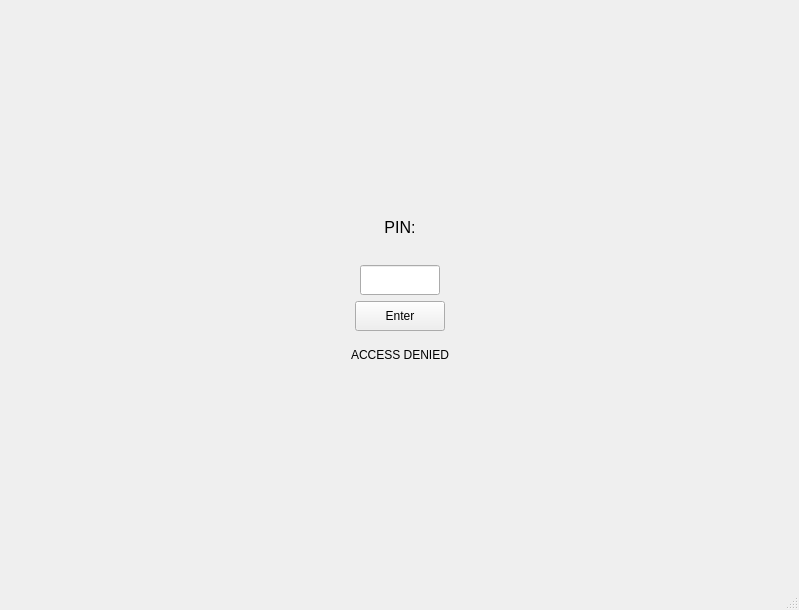
Old version of the form gui/mainwindow.ui in the repository bergamontt/nong-bong.
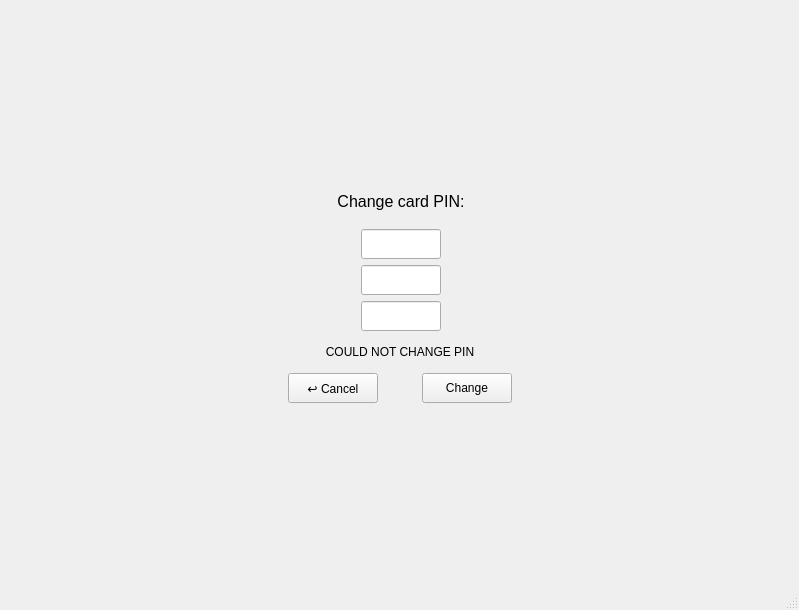
New version of the form. The open tabs and pages were chosen to show the change. Custom widgets are drawn as their Qt base class.

Commit message: Added PIN change screen

The edit to the form file:
```diff
--- a/gui/mainwindow.ui
+++ b/gui/mainwindow.ui
@@ -262,6 +262,189 @@
       </property>
      </widget>
     </widget>
+    <widget class="QWidget" name="changePinScreen">
+     <widget class="QWidget" name="layoutWidget">
+      <property name="geometry">
+       <rect>
+        <x>250</x>
+        <y>210</y>
+        <width>302</width>
+        <height>223</height>
+       </rect>
+      </property>
+      <layout class="QVBoxLayout" name="verticalLayout_7">
+       <item alignment="Qt::AlignmentFlag::AlignHCenter">
+        <widget class="QLabel" name="L_changePin">
+         <property name="font">
+          <font>
+           <pointsize>12</pointsize>
+          </font>
+         </property>
+         <property name="text">
+          <string>Change card PIN:</string>
+         </property>
+         <property name="alignment">
+          <set>Qt::AlignmentFlag::AlignCenter</set>
+         </property>
+        </widget>
+       </item>
+       <item alignment="Qt::AlignmentFlag::AlignHCenter">
+        <widget class="QLineEdit" name="LE_oldPin">
+         <property name="minimumSize">
+          <size>
+           <width>80</width>
+           <height>30</height>
+          </size>
+         </property>
+         <property name="maximumSize">
+          <size>
+           <width>80</width>
+           <height>30</height>
+          </size>
+         </property>
+         <property name="layoutDirection">
+          <enum>Qt::LayoutDirection::LeftToRight</enum>
+         </property>
+         <property name="text">
+          <string/>
+         </property>
+         <property name="alignment">
+          <set>Qt::AlignmentFlag::AlignCenter</set>
+         </property>
+         <property name="dragEnabled">
+          <bool>false</bool>
+         </property>
+        </widget>
+       </item>
+       <item alignment="Qt::AlignmentFlag::AlignHCenter">
+        <widget class="QLineEdit" name="LE_newPin_1">
+         <property name="minimumSize">
+          <size>
+           <width>80</width>
+           <height>30</height>
+          </size>
+         </property>
+         <property name="maximumSize">
+          <size>
+           <width>80</width>
+           <height>30</height>
+          </size>
+         </property>
+         <property name="layoutDirection">
+          <enum>Qt::LayoutDirection::LeftToRight</enum>
+         </property>
+         <property name="text">
+          <string/>
+         </property>
+         <property name="alignment">
+          <set>Qt::AlignmentFlag::AlignCenter</set>
+         </property>
+         <property name="dragEnabled">
+          <bool>false</bool>
+         </property>
+        </widget>
+       </item>
+       <item alignment="Qt::AlignmentFlag::AlignHCenter">
+        <widget class="QLineEdit" name="LE_newPin_2">
+         <property name="minimumSize">
+          <size>
+           <width>80</width>
+           <height>30</height>
+          </size>
+         </property>
+         <property name="maximumSize">
+          <size>
+           <width>80</width>
+           <height>30</height>
+          </size>
+         </property>
+         <property name="layoutDirection">
+          <enum>Qt::LayoutDirection::LeftToRight</enum>
+         </property>
+         <property name="text">
+          <string/>
+         </property>
+         <property name="alignment">
+          <set>Qt::AlignmentFlag::AlignCenter</set>
+         </property>
+         <property name="dragEnabled">
+          <bool>false</bool>
+         </property>
+        </widget>
+       </item>
+       <item>
+        <widget class="QLabel" name="L_newPinInvalid">
+         <property name="minimumSize">
+          <size>
+           <width>300</width>
+           <height>30</height>
+          </size>
+         </property>
+         <property name="maximumSize">
+          <size>
+           <width>300</width>
+           <height>30</height>
+          </size>
+         </property>
+         <property name="text">
+          <string>COULD NOT CHANGE PIN</string>
+         </property>
+         <property name="alignment">
+          <set>Qt::AlignmentFlag::AlignCenter</set>
+         </property>
+        </widget>
+       </item>
+       <item>
+        <layout class="QHBoxLayout" name="horizontalLayout">
+         <item>
+          <widget class="QPushButton" name="B_cancelChange">
+           <property name="minimumSize">
+            <size>
+             <width>90</width>
+             <height>30</height>
+            </size>
+           </property>
+           <property name="maximumSize">
+            <size>
+             <width>90</width>
+             <height>30</height>
+            </size>
+           </property>
+           <property name="text">
+            <string>↩ Cancel</string>
+           </property>
+           <property name="checkable">
+            <bool>false</bool>
+           </property>
+          </widget>
+         </item>
+         <item>
+          <widget class="QPushButton" name="B_enterNewPin">
+           <property name="minimumSize">
+            <size>
+             <width>90</width>
+             <height>30</height>
+            </size>
+           </property>
+           <property name="maximumSize">
+            <size>
+             <width>90</width>
+             <height>30</height>
+            </size>
+           </property>
+           <property name="text">
+            <string>Change</string>
+           </property>
+           <property name="checkable">
+            <bool>false</bool>
+           </property>
+          </widget>
+         </item>
+        </layout>
+       </item>
+      </layout>
+     </widget>
+    </widget>
     <widget class="QWidget" name="cardScreen">
      <widget class="QWidget" name="verticalLayoutWidget_3">
       <property name="geometry">
```
Left out of the diff: 6 changed lines with no effect on the pictures. The commit also changes 2 other files.
